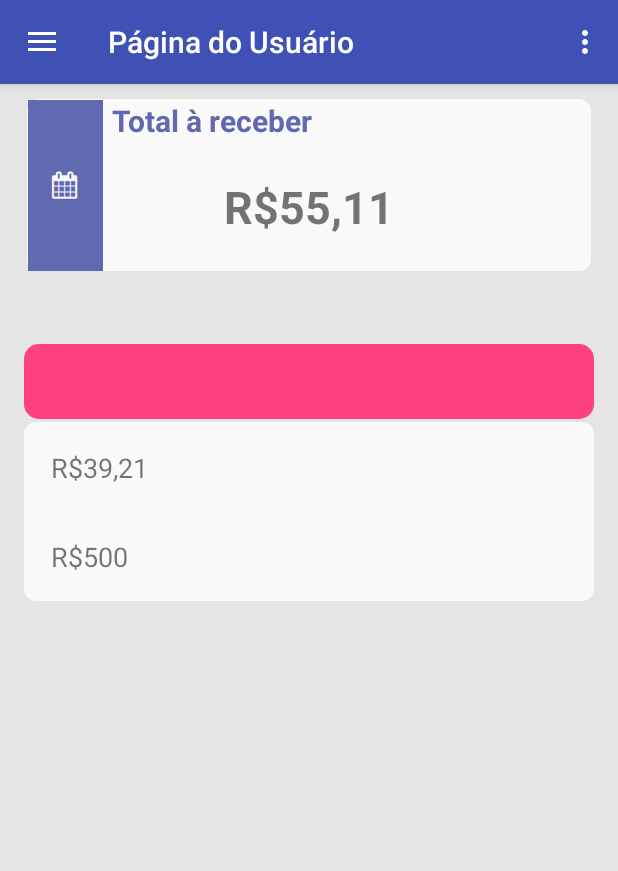
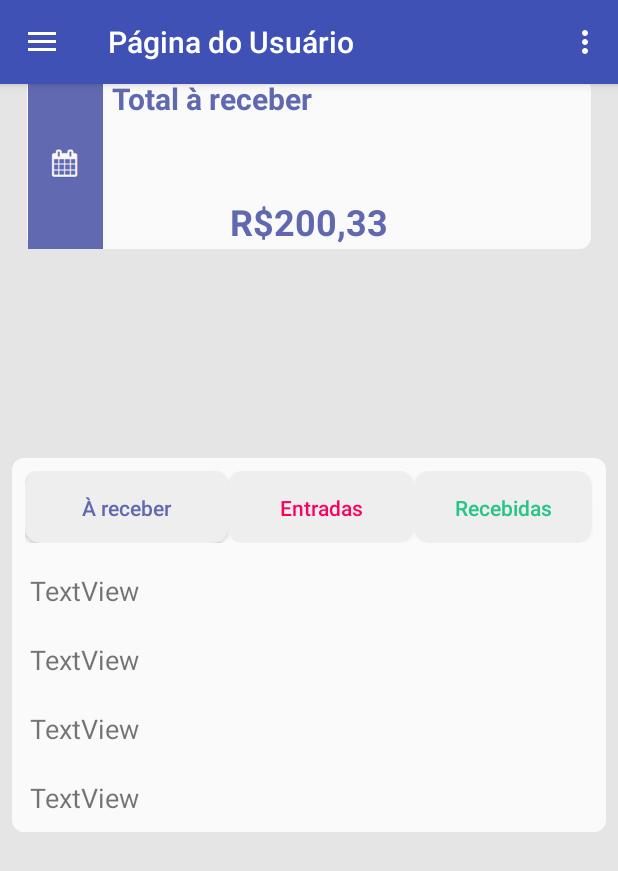
Before and after one commit to filipefborba/lapagapp, an Android app: the initial_userActivity screen opened directly, with no data from a screen before it, on a phone screen of 412 x 824 dp. Shown: the top 871 px of the screen. Run offline under Robolectric (Android 15) with nearby library versions, the phone set to English and light mode, and no system bars; libraries missing offline, so code that uses them is left out: com.github.mikephil.charting.

Commit message:
button onclick

```diff
--- a/Lapag/app/src/main/java/com/example/gmore/lapag/initial_userActivity.java
+++ b/Lapag/app/src/main/java/com/example/gmore/lapag/initial_userActivity.java
@@ -1,6 +1,8 @@
 package com.example.gmore.lapag;
 
+import android.content.Intent;
 import android.graphics.Color;
+import android.graphics.drawable.Drawable;
 import android.os.Bundle;
 import android.support.design.widget.FloatingActionButton;
 import android.support.design.widget.Snackbar;
@@ -13,7 +15,9 @@ import android.support.v7.app.AppCompatActivity;
 import android.support.v7.widget.Toolbar;
 import android.view.Menu;
 import android.view.MenuItem;
+import android.widget.Button;
 import android.widget.RelativeLayout;
+import android.widget.TabHost;
 import android.widget.TextView;
 
 import com.github.mikephil.charting.charts.BarChart;
@@ -30,9 +34,14 @@ import org.w3c.dom.Text;
 
 import java.util.ArrayList;
 
+import static com.example.gmore.lapag.R.drawable.button_rounded_corner_areceber;
+
 public class initial_userActivity extends AppCompatActivity
-        implements NavigationView.OnNavigationItemSelectedListener {
+        implements NavigationView.OnNavigationItemSelectedListener, View.OnClickListener {
     private TextView nome_usuario_menu;
+    private Button button_areceber;
+    private Button button_entradas;
+    private Button button_recebidas;
 
     @Override
     protected void onCreate(Bundle savedInstanceState) {
@@ -42,9 +51,14 @@ public class initial_userActivity extends AppCompatActivity
         setSupportActionBar(toolbar);
 
 
+        nome_usuario_menu = (TextView) findViewById(R.id.nome_usuario_menu);
+        button_areceber = (Button) findViewById(R.id.areceber_button);
+        button_areceber.setOnClickListener(this);
+        button_entradas = (Button) findViewById(R.id.button_entradas);
+        button_entradas.setOnClickListener(this);
+        button_recebidas = (Button) findViewById(R.id.button_recebidas);
+        button_recebidas.setOnClickListener(this);
 
-
-        nome_usuario_menu = (TextView) findViewById(R.id.nome_usuario_menu);
 
 
         DrawerLayout drawer = (DrawerLayout) findViewById(R.id.drawer_layout);
@@ -58,7 +72,37 @@ public class initial_userActivity extends AppCompatActivity
 
     }
 
+    public void onClick(View v) {
+        if (v.getId() == R.id.areceber_button) {
+            button_areceber.setBackgroundResource(R.drawable.button_rounded_corner_areceber);
+            button_areceber.setTextColor(getResources().getColor(R.color.white));
+            button_entradas.setBackgroundResource(R.drawable.not_clicked_button);
+            button_recebidas.setBackgroundResource(R.drawable.not_clicked_button);
+            button_entradas.setTextColor(getResources().getColor(R.color.faturado));
+            button_recebidas.setTextColor(getResources().getColor(R.color.tranferido));
 
+        }
+        if (v.getId() == R.id.button_entradas) {
+            button_entradas.setBackgroundResource(R.drawable.button_rounded_corner);
+            button_entradas.setTextColor(getResources().getColor(R.color.white));
+            button_areceber.setBackgroundResource(R.drawable.not_clicked_button);
+            button_recebidas.setBackgroundResource(R.drawable.not_clicked_button);
+            button_areceber.setTextColor(getResources().getColor(R.color.areceber));
+            button_recebidas.setTextColor(getResources().getColor(R.color.tranferido));
+
+        }
+        if (v.getId() == R.id.button_recebidas) {
+            button_recebidas.setBackgroundResource(R.drawable.button_rounded_corner_transferido);
+            button_recebidas.setTextColor(getResources().getColor(R.color.white));
+            button_entradas.setBackgroundResource(R.drawable.not_clicked_button);
+            button_areceber.setBackgroundResource(R.drawable.not_clicked_button);
+            button_entradas.setTextColor(getResources().getColor(R.color.faturado));
+            button_areceber.setTextColor(getResources().getColor(R.color.areceber));
+
+
+
+        }
+    }
 
     @Override
     public void onBackPressed() {
--- /dev/null
+++ b/Lapag/app/src/main/res/drawable/button_rounded_corner_areceber.xml
@@ -0,0 +1,12 @@
+<?xml version="1.0" encoding="utf-8"?>
+<shape xmlns:android="http://schemas.android.com/apk/res/android" >
+
+    <solid android:color="@color/areceber" />
+
+    <padding
+        android:left="1dp"
+        android:right="1dp"
+        android:top="1dp" />
+
+    <corners android:radius="10dp" />
+</shape>
--- /dev/null
+++ b/Lapag/app/src/main/res/drawable/button_rounded_corner_transferido.xml
@@ -0,0 +1,12 @@
+<?xml version="1.0" encoding="utf-8"?>
+<shape xmlns:android="http://schemas.android.com/apk/res/android" >
+
+    <solid android:color="@color/tranferido" />
+
+    <padding
+        android:left="1dp"
+        android:right="1dp"
+        android:top="1dp" />
+
+    <corners android:radius="10dp" />
+</shape>
--- /dev/null
+++ b/Lapag/app/src/main/res/drawable/not_clicked_button.xml
@@ -0,0 +1,12 @@
+<?xml version="1.0" encoding="utf-8"?>
+<shape xmlns:android="http://schemas.android.com/apk/res/android" >
+
+    <solid android:color="#EEE" />
+
+    <padding
+        android:left="1dp"
+        android:right="1dp"
+        android:top="1dp" />
+
+    <corners android:radius="10dp" />
+</shape>
--- a/Lapag/app/src/main/res/layout/content_initial_user.xml
+++ b/Lapag/app/src/main/res/layout/content_initial_user.xml
@@ -18,9 +18,10 @@
         android:layout_marginLeft="8dp"
         android:layout_marginRight="8dp"
         android:layout_marginStart="8dp"
+        android:layout_marginTop="-15dp"
         android:orientation="vertical"
         android:weightSum="1"
-        app:layout_constraintHorizontal_bias="1.0"
+        app:layout_constraintHorizontal_bias="0.0"
         app:layout_constraintLeft_toLeftOf="parent"
         app:layout_constraintRight_toRightOf="parent"
         app:layout_constraintTop_toTopOf="parent">
@@ -52,110 +53,146 @@
     </LinearLayout>
 
     <TextView
-        android:id="@+id/a_receber_valor"
-        android:layout_width="0dp"
+        android:id="@+id/textView6"
+        android:layout_width="wrap_content"
         android:layout_height="wrap_content"
+        android:layout_marginBottom="8dp"
+        android:layout_marginLeft="8dp"
+        android:layout_marginRight="8dp"
+        android:layout_marginTop="8dp"
+        android:text="R$200,33"
+        android:textColor="@color/areceber"
+        android:textSize="24sp"
+        android:textStyle="bold"
+        app:layout_constraintBottom_toTopOf="@+id/linearLayout2"
+        app:layout_constraintLeft_toLeftOf="@+id/linearLayout"
+        app:layout_constraintRight_toRightOf="@+id/linearLayout"
+        app:layout_constraintTop_toTopOf="@+id/linearLayout"
+        app:layout_constraintVertical_bias="0.383" />
+
+    <LinearLayout
+        android:layout_width="match_parent"
+        android:layout_height="wrap_content"
+        android:layout_marginBottom="2dp"
+        android:layout_marginLeft="8dp"
+        android:layout_marginRight="8dp"
+        android:layout_marginTop="8dp"
+        android:background="@drawable/rounded_corner"
+        android:orientation="vertical"
+        app:layout_constraintBottom_toBottomOf="parent"
+        app:layout_constraintLeft_toLeftOf="@+id/linearLayout"
+        app:layout_constraintRight_toRightOf="@+id/linearLayout"
+        app:layout_constraintTop_toTopOf="@+id/linearLayout"
+        app:layout_constraintVertical_bias="0.49"
+        android:id="@+id/linearLayout2">
+
+        <LinearLayout
+            android:layout_width="match_parent"
+            android:layout_height="match_parent"
             android:layout_marginBottom="8dp"
             android:layout_marginEnd="8dp"
             android:layout_marginLeft="8dp"
             android:layout_marginRight="8dp"
             android:layout_marginStart="8dp"
             android:layout_marginTop="8dp"
-        android:text="R$55,11"
-        android:textAlignment="center"
-        android:textIsSelectable="false"
-        android:textSize="30sp"
-        android:textStyle="bold"
-        app:layout_constraintBottom_toBottomOf="@+id/linearLayout"
-        app:layout_constraintHorizontal_bias="1.0"
+            android:orientation="horizontal"
+            app:layout_constraintBottom_toBottomOf="parent"
+            app:layout_constraintHorizontal_bias="0.557"
             app:layout_constraintLeft_toLeftOf="parent"
-        app:layout_constraintRight_toRightOf="parent"
-        app:layout_constraintTop_toTopOf="@+id/linearLayout"
-        app:layout_constraintVertical_bias="0.108" />
-
-    <TabHost
-        android:layout_width="0dp"
-        android:layout_height="wrap_content"
-        android:layout_margin="8dp"
-        android:layout_marginBottom="8dp"
-        android:layout_marginTop="8dp"
-        android:padding="0dp"
-        android:paddingEnd="0dp"
-        android:paddingLeft="0dp"
-        android:paddingRight="0dp"
-        android:paddingStart="0dp"
-        android:visibility="visible"
-        app:layout_constraintBottom_toBottomOf="@+id/linearLayout"
-        app:layout_constraintLeft_toLeftOf="@+id/linearLayout"
             app:layout_constraintRight_toRightOf="@+id/linearLayout"
             app:layout_constraintTop_toTopOf="@+id/linearLayout"
-        app:layout_constraintVertical_bias="0.456">
+            app:layout_constraintVertical_bias="0.337">
+
+            <Button
+                android:id="@+id/areceber_button"
+                android:layout_width="wrap_content"
+                android:layout_height="wrap_content"
+                android:layout_weight="7993655.50"
+                android:text="À receber"
+                android:background="@drawable/not_clicked_button"
+                android:textAllCaps="false"
+                android:textColor="@color/areceber"
+                tools:layout_editor_absoluteX="28dp"
+                tools:layout_editor_absoluteY="163dp" />
+
+            <Button
+                android:id="@+id/button_entradas"
+                android:layout_width="wrap_content"
+                android:layout_height="wrap_content"
+                android:layout_weight="6032258"
+                android:background="@drawable/not_clicked_button"
+                android:text="Entradas"
+                android:textAllCaps="false"
+                android:textColor="@color/faturado"
+                tools:layout_editor_absoluteX="123dp"
+                tools:layout_editor_absoluteY="163dp" />
+
+            <Button
+                android:id="@+id/button_recebidas"
+                android:layout_width="wrap_content"
+                android:layout_height="wrap_content"
+                android:layout_weight="5070511.50"
+                android:background="@drawable/not_clicked_button"
+                android:text="Recebidas"
+                android:textAllCaps="false"
+                android:textColor="@color/tranferido"
+                tools:layout_editor_absoluteX="211dp"
+                tools:layout_editor_absoluteY="163dp" />
+
+        </LinearLayout>
+
+        <ScrollView
+            android:id="@+id/scroll_view_list"
+            android:layout_width="match_parent"
+            android:layout_height="match_parent"
+            android:layout_weight="1462227584"
+            android:background="@drawable/rounded_corner"
+            tools:layout_editor_absoluteX="8dp"
+            tools:layout_editor_absoluteY="8dp">
 
             <LinearLayout
                 android:layout_width="match_parent"
                 android:layout_height="wrap_content"
-            android:orientation="vertical"
-            android:weightSum="1">
-
-            <TabWidget
-                android:id="@android:id/tabs"
-                android:layout_width="match_parent"
-                android:layout_height="50dp"
-                android:layout_marginBottom="2dp"
-                android:layout_marginEnd="0dp"
-                android:background="@drawable/button_rounded_corner"
-                android:padding="0dp" />
-
-            <FrameLayout
-                android:id="@android:id/tabcontent"
-                android:layout_width="match_parent"
-                android:layout_height="match_parent"
-                android:background="@drawable/rounded_corner">
-
-                <LinearLayout
-                    android:id="@+id/transações"
-                    android:layout_width="match_parent"
-                    android:layout_height="wrap_content"
-                    android:orientation="vertical"
-                    android:visibility="visible">
+                android:orientation="vertical">
 
                 <TextView
                     android:id="@+id/textView10"
                     android:layout_width="match_parent"
                     android:layout_height="wrap_content"
-                        android:layout_margin="7dp"
-                        android:padding="10dp"
-                        android:text="R$39,21"
+                    android:layout_margin="5dp"
+                    android:padding="5dp"
+                    android:text="TextView"
                     android:textSize="18sp" />
 
                 <TextView
                     android:id="@+id/textView9"
                     android:layout_width="match_parent"
                     android:layout_height="wrap_content"
-                        android:layout_margin="7dp"
-                        android:padding="10dp"
-                        android:text="R$500"
+                    android:layout_margin="5dp"
+                    android:padding="5dp"
+                    android:text="TextView"
                     android:textSize="18sp" />
+
+                <TextView
+                    android:id="@+id/textView8"
+                    android:layout_width="match_parent"
+                    android:layout_height="wrap_content"
+                    android:layout_margin="5dp"
+                    android:padding="5dp"
+                    android:text="TextView"
+                    android:textSize="18sp" />
+
+                <TextView
+                    android:id="@+id/textView7"
+                    android:layout_width="match_parent"
+                    android:layout_height="wrap_content"
+                    android:layout_margin="5dp"
+                    android:padding="5dp"
+                    android:text="TextView"
+                    android:textSize="18sp" />
+            </LinearLayout>
+        </ScrollView>
 
     </LinearLayout>
 
-                <LinearLayout
-                    android:id="@+id/entradas"
-                    android:layout_width="match_parent"
-                    android:layout_height="match_parent"
-                    android:orientation="vertical">
-
-                </LinearLayout>
-
-                <LinearLayout
-                    android:id="@+id/recebidas"
-                    android:layout_width="300dp"
-                    android:layout_height="match_parent"
-                    android:orientation="vertical">
-
-                </LinearLayout>
-            </FrameLayout>
-        </LinearLayout>
-    </TabHost>
-
 </android.support.constraint.ConstraintLayout>
--- a/Lapag/app/src/main/res/values/colors.xml
+++ b/Lapag/app/src/main/res/values/colors.xml
@@ -7,4 +7,5 @@
     <color name="tranferido">#27c587</color>
     <color name="faturado">#fb005e</color>
     <color name="areceber">#6068af</color>
+    <color name="white">#FFF</color>
 </resources>
```
Lines whose indentation alone changed are shown as unchanged.
